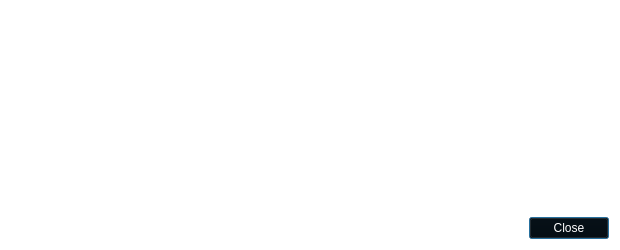
The window that src/qt/forms/transactiondescdialog.ui (laurobeleche/Caluracoin) describes before a commit, drawn with Qt 5.
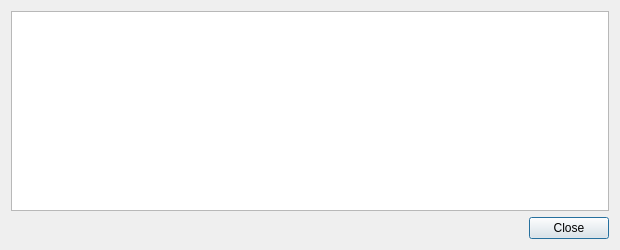
The same window after the commit.

What changed in the file:
```diff
--- a/src/qt/forms/transactiondescdialog.ui
+++ b/src/qt/forms/transactiondescdialog.ui
@@ -13,9 +13,6 @@
   <property name="windowTitle">
    <string>Transaction details</string>
   </property>
-  <property name="styleSheet">
-   <string notr="true">color: white; background: transparent;</string>
-  </property>
   <layout class="QVBoxLayout" name="verticalLayout">
    <item>
     <widget class="QTextEdit" name="detailText">
```
